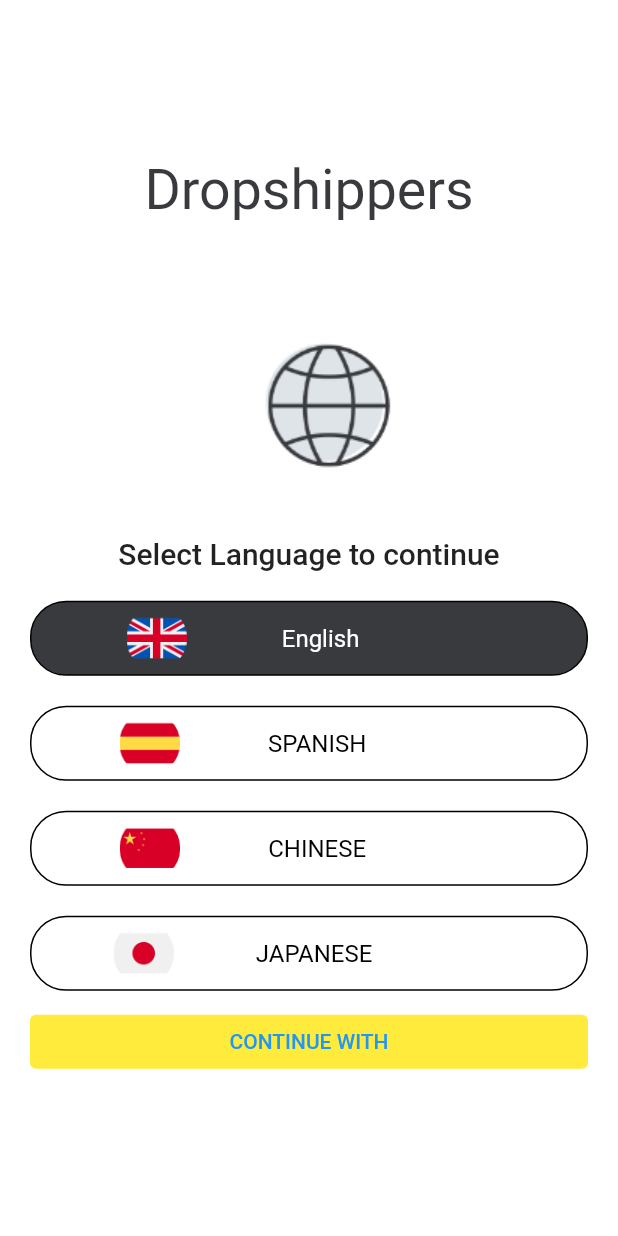
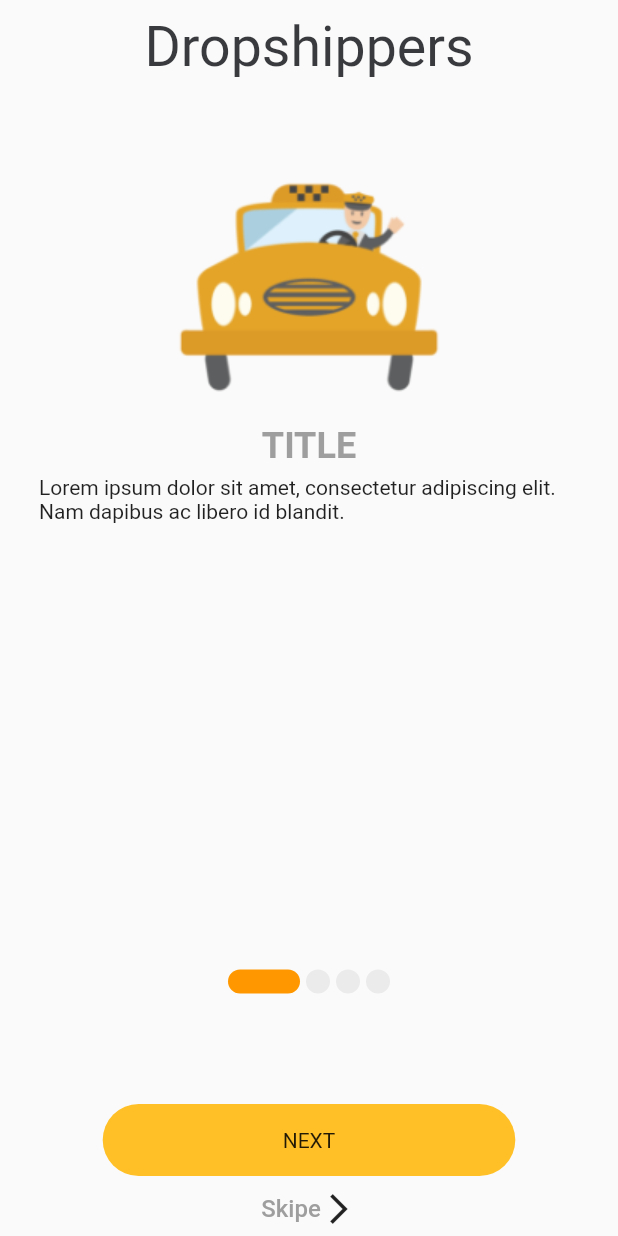
Before and after one commit to Hashimkhann1/drop-shippers, a Flutter app: the screen it shows after launch, after a tap on "CONTINUE WITH", on a phone screen of 412 x 824 dp. Run offline on Flutter 3.47's test engine with Material 2 defaults, Android fonts, the phone set to English and light mode, and no system bars; drawn by our look-alikes of smooth_page_indicator; our stand-ins replace flutter_spinkit, google_fonts; Roboto replaces fonts that are missing (Charm).

Commit message:
onboarding screens is added and UI is updated

```diff
--- a/lib/view/home/Home.dart
+++ b/lib/view/home/Home.dart
@@ -1,6 +1,7 @@
+import 'package:dropshiper/view/onboaring-screen/onboardingScreen.dart';
+import 'package:dropshiper/widgets/drposhipperText.dart';
 import 'package:dropshiper/widgets/screenOneButton.dart';
 import 'package:flutter/material.dart';
-import 'package:google_fonts/google_fonts.dart'; //google-fonts
 
 
 class Home extends StatefulWidget {
@@ -22,13 +23,7 @@ class _HomeState extends State<Home> {
                 children: <Widget>[
                   Padding(
                     padding: const EdgeInsets.only(bottom: 15.0),
-                    child: Text('Dropshippers',
-                      style:
-                      GoogleFonts.charm(
-                          fontSize: 37.0,
-                        color: Color(0xFF393A3E)
-                      )
-                      ),
+                    child: DropshipperText()
                   ),
                   Image(image: AssetImage('images/screenOneMainIMG.png')),
                   Text('Select Language to continue',
@@ -52,7 +47,9 @@ class _HomeState extends State<Home> {
                           style: TextButton.styleFrom(
                             backgroundColor: Colors.yellow
                           ),
-                            onPressed: (){}, child: Text('CONTINUE WITH'
+                            onPressed: (){
+                            Navigator.push(context, MaterialPageRoute(builder: (context) => OnboardingScreen()));
+                            }, child: Text('CONTINUE WITH'
                         )
                         ),
                       ],
--- /dev/null
+++ b/lib/view/onboaring-screen/onboardingScreen.dart
@@ -0,0 +1,128 @@
+import 'package:dropshiper/view/onboaring-screen/teremsCondition.dart';
+import 'package:dropshiper/widgets/drposhipperText.dart';
+import 'package:flutter/material.dart';
+import 'package:smooth_page_indicator/smooth_page_indicator.dart'; // smooth_page_indicator
+
+class OnboardingScreen extends StatefulWidget {
+  const OnboardingScreen({Key? key}) : super(key: key);
+
+  @override
+  State<OnboardingScreen> createState() => _OnboardingScreenState();
+}
+
+class _OnboardingScreenState extends State<OnboardingScreen> {
+
+  PageController _controller = PageController();
+  bool onLastPage = false;
+
+  @override
+  Widget build(BuildContext context) {
+    return SafeArea(
+        child: Scaffold(
+          body: Stack(
+            children: <Widget>[
+              PageView(
+                controller: _controller,
+                onPageChanged: (index) {
+                  setState(() {
+                    onLastPage = (index == 2);
+                    print(onLastPage);
+                  });
+                },
+                children:[
+                  BoardingScreens(boardingImage: 'onboarding1car'),
+                  BoardingScreens(boardingImage: 'carLocation2ndOnboarding',),
+                  BoardingScreens(boardingImage: 'DeliveryOnboiarding',),
+
+                ],
+              ),
+              Container(
+                  alignment: Alignment(0, 0.6),
+                  child: SmoothPageIndicator(
+                    controller: _controller,
+                    count: 4,
+                    effect: ExpandingDotsEffect(
+                        spacing: 4.0,
+                        dotColor: Color(0xFFEBEBEB),
+                        activeDotColor: Colors.orange
+                    ),
+                  )
+              ),
+              Column(
+                mainAxisAlignment: MainAxisAlignment.end,
+                children: [
+                  Center(
+                      child: GestureDetector(
+                        onTap: (){
+                          onLastPage ? Navigator.push(context, MaterialPageRoute(builder: (context) => TermsCondation())) : _controller.nextPage(duration: Duration(milliseconds: 500), curve: Curves.easeIn);
+                        },
+                        child: Container(
+                          padding: EdgeInsets.symmetric(horizontal: 120.0 , vertical: 16.0),
+                          decoration: BoxDecoration(
+                            borderRadius: BorderRadius.circular(24.0),
+                            color: Color(0xFFFFC027)
+                          ),
+                          child: Text('NEXT')
+                        ),
+                      ),
+                  ),
+                 onLastPage ? SizedBox(height: 20.0,) : SizedBox(height: 4.0,),
+                 onLastPage ? SizedBox() :
+                 Padding(
+                   padding: const EdgeInsets.all(6.0),
+                   child: GestureDetector(
+                     onTap: (){
+                       Navigator.push(context, MaterialPageRoute(builder: (context) => TermsCondation()));
+                     },
+                     child: Row(
+                       mainAxisAlignment: MainAxisAlignment.center,
+                       children: <Widget>[
+                         Text('Skipe',
+                           style: TextStyle(
+                               color: Colors.grey,
+                               fontWeight: FontWeight.w500,
+                               fontSize: 16.0
+                           ),),
+                         Icon(Icons.arrow_forward_ios)
+                       ],
+                     ),
+                   ),
+                 )
+                ],
+              )
+            ]
+          )
+        )
+    );
+  }
+}
+
+class BoardingScreens extends StatelessWidget {
+  BoardingScreens({this.boardingImage});
+
+  String? boardingImage;
+
+  @override
+  Widget build(BuildContext context) {
+    return Container(
+      padding: EdgeInsets.only(top:10.0),
+      child: Column(
+        children: <Widget>[
+          DropshipperText(),
+          SizedBox(height: 50.0,),
+          Image(image: AssetImage('images/$boardingImage.png')),
+         Text('TITLE',style: TextStyle(
+           fontWeight: FontWeight.w600,
+           fontSize: 24.0,
+           color: Colors.grey
+         ),
+         ),
+          Padding(
+            padding: const EdgeInsets.only(right: 26.0 , left: 26.0,top: 6.0),
+            child: Text('Lorem ipsum dolor sit amet, consectetur adipiscing elit. Nam dapibus ac libero id blandit.'),
+          ),
+        ],
+      ),
+    );
+  }
+}
--- /dev/null
+++ b/lib/widgets/drposhipperText.dart
@@ -0,0 +1,18 @@
+import 'package:flutter/material.dart';
+import 'package:google_fonts/google_fonts.dart'; //google-fonts
+
+
+class DropshipperText extends StatelessWidget {
+  const DropshipperText({Key? key}) : super(key: key);
+
+  @override
+  Widget build(BuildContext context) {
+    return Text('Dropshippers',
+        style:
+        GoogleFonts.charm(
+            fontSize: 37.0,
+            color: Color(0xFF393A3E)
+        )
+    );
+  }
+}
--- a/pubspec.yaml
+++ b/pubspec.yaml
@@ -36,6 +36,7 @@ dependencies:
   cupertino_icons: ^1.0.2
   flutter_spinkit: ^5.1.0
   google_fonts: ^3.0.1
+  smooth_page_indicator: ^1.0.0+2
 
 
 dev_dependencies:
```
Also changed, not shown: lib/view/onboaring-screen/teremsCondition.dart (added, +74 -0 lines), images/DeliveryOnboiarding.png (added), images/carLocation2ndOnboarding.png (added), images/onboarding1backIMG.png (added), images/onboarding1car.png (added), images/termsAndConditionsMainIMG.png (added), pubspec.lock, 1 other file.
